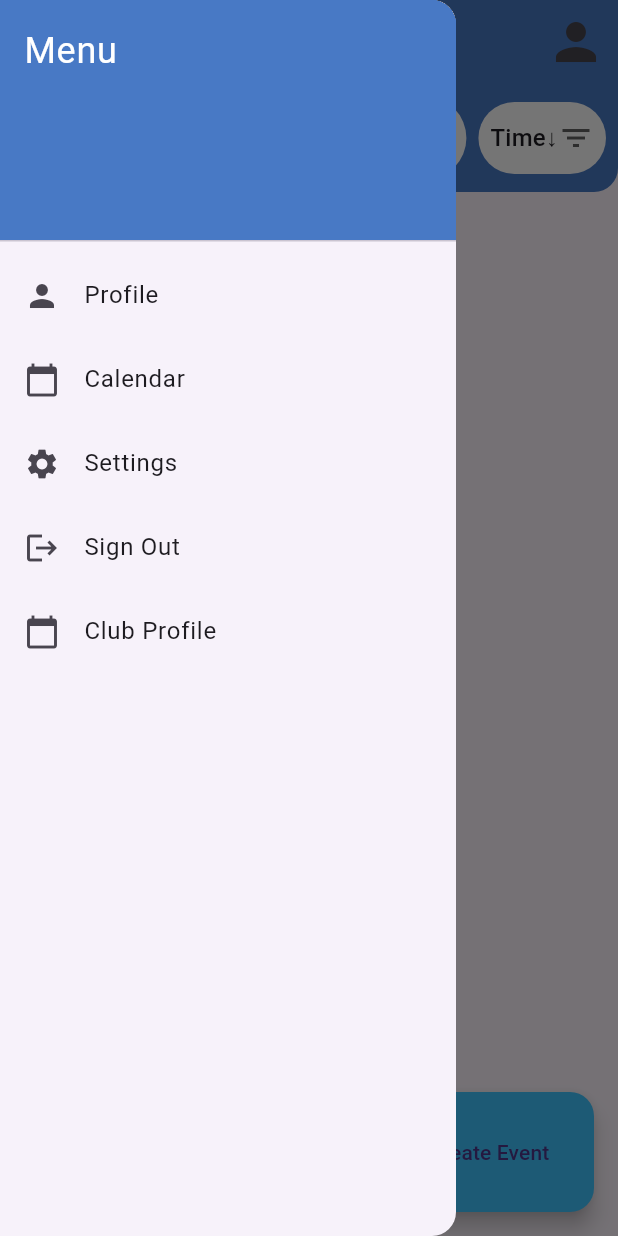
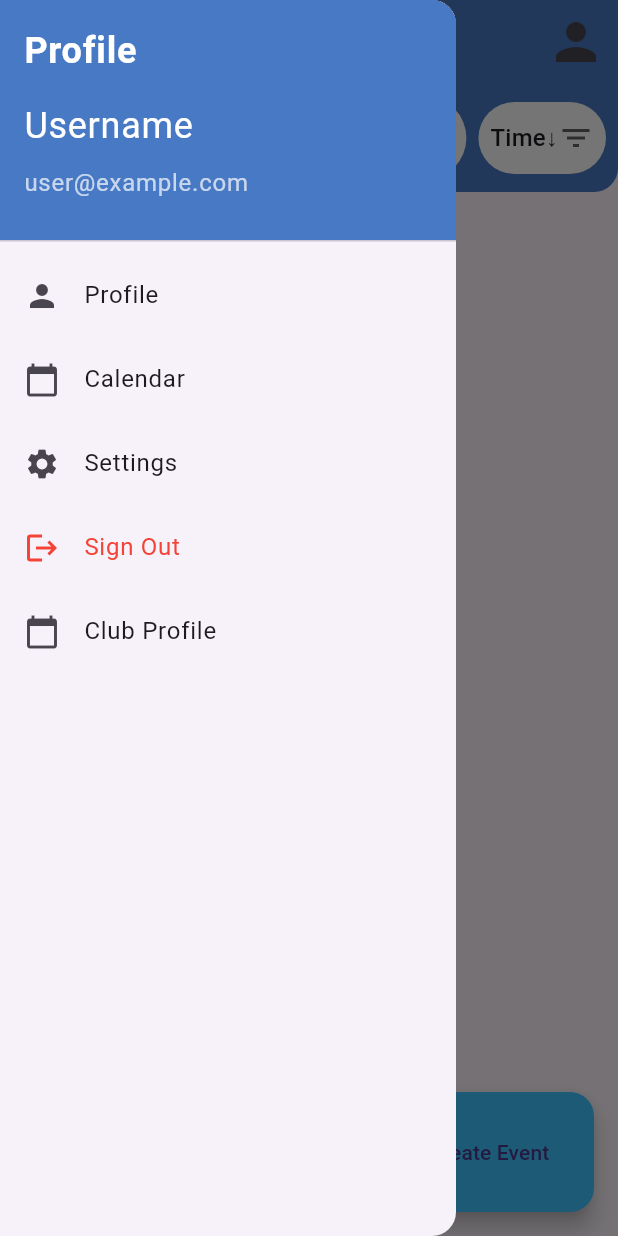
Before and after one commit to VoDangKhoa22CLC/T1_Repo, a Flutter app: the Home screen opened by its route, with the side drawer open, on a phone screen of 412 x 824 dp. Run offline on Flutter 3.47's test engine with Material 3 defaults, Android fonts, the phone set to English and light mode, and no system bars; our stand-ins replace auto_size_text, awesome_dialog, awesome_notifications, cloud_firestore, file_picker, firebase_auth and 8 more; accounts and stored records are empty.

Commit message:
Update home drawer

```diff
--- a/src/lib/screen/home.dart
+++ b/src/lib/screen/home.dart
@@ -71,12 +71,34 @@ class _HomeState extends State<Home> {
                 decoration: BoxDecoration(
                   color: Theme.of(context).primaryColor,
                 ),
-                child: const Text(
-                  'Menu',
+                child: Column(
+                  crossAxisAlignment: CrossAxisAlignment.start,
+                  children: const [
+                    Text(
+                      'Profile',
+                      style: TextStyle(
+                        color: Colors.white,
+                        fontSize: 24,
+                        fontWeight: FontWeight.bold,
+                      ),
+                    ),
+                    SizedBox(height: 14),
+                    Text(
+                      'Username',
                       style: TextStyle(
                         color: Colors.white,
                         fontSize: 24,
                       ),
+                    ),
+                    SizedBox(height: 8),
+                    Text(
+                      'user@example.com',
+                      style: TextStyle(
+                        color: Colors.white70,
+                        fontSize: 16,
+                      ),
+                    ),
+                  ],
                 ),
               ),
               ListTile(
@@ -104,11 +126,44 @@ class _HomeState extends State<Home> {
                 onTap: () {},
               ),
               ListTile(
-                leading: const Icon(Icons.logout),
-                title: const Text('Sign Out'),
+                leading: const Icon(Icons.logout, color: Colors.red,),
+                title: const Text(
+                  'Sign Out',
+                  style: TextStyle(
+                    color: Colors.red
+                  ),
+                ),
                 onTap: () {
+                  // Show confirmation dialog when sign out is tapped
+                  showDialog(
+                    context: context,
+                    builder: (BuildContext context) {
+                      return AlertDialog(
+                        title: const Text('Confirm Sign Out'),
+                        content: const Text('Are you sure you want to sign out?'),
+                        actions: <Widget>[
+                          TextButton(
+                            child: const Text('Cancel'),
+                            onPressed: () {
+                              // Close the dialog and do nothing
+                              Navigator.of(context).pop();
+                            },
+                          ),
+                          TextButton(
+                            child: const Text('Confirm'),
+                            onPressed: () {
+                              // Perform sign out action
                               controller.signOut();
+                              // Close the dialog
+                              Navigator.of(context).pop();
+                              // Navigate to the WelcomeScreen
                               Navigator.popAndPushNamed(context, WelcomeScreen.id);
+                            },
+                          ),
+                        ],
+                      );
+                    },
+                  );
                 },
               ),
               Visibility(
```
Lines whose indentation alone changed are shown as unchanged.
